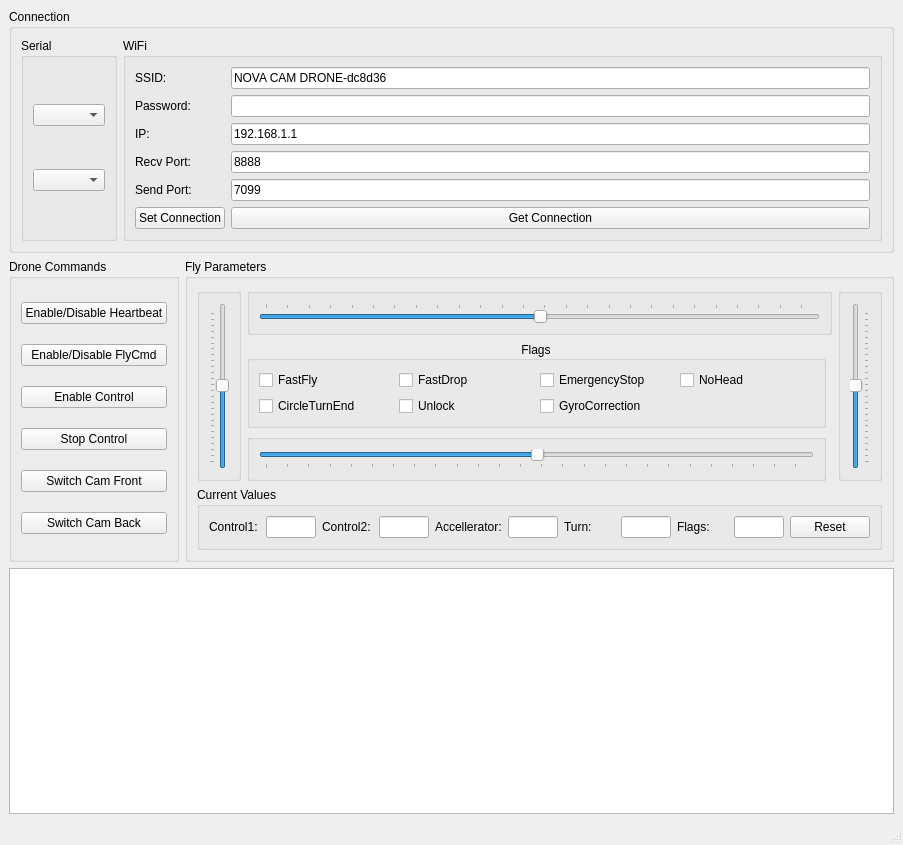
Above: controller/mainwindow.ui from Zorne7/NovaCamDrone before the change. Below: the same form after it.
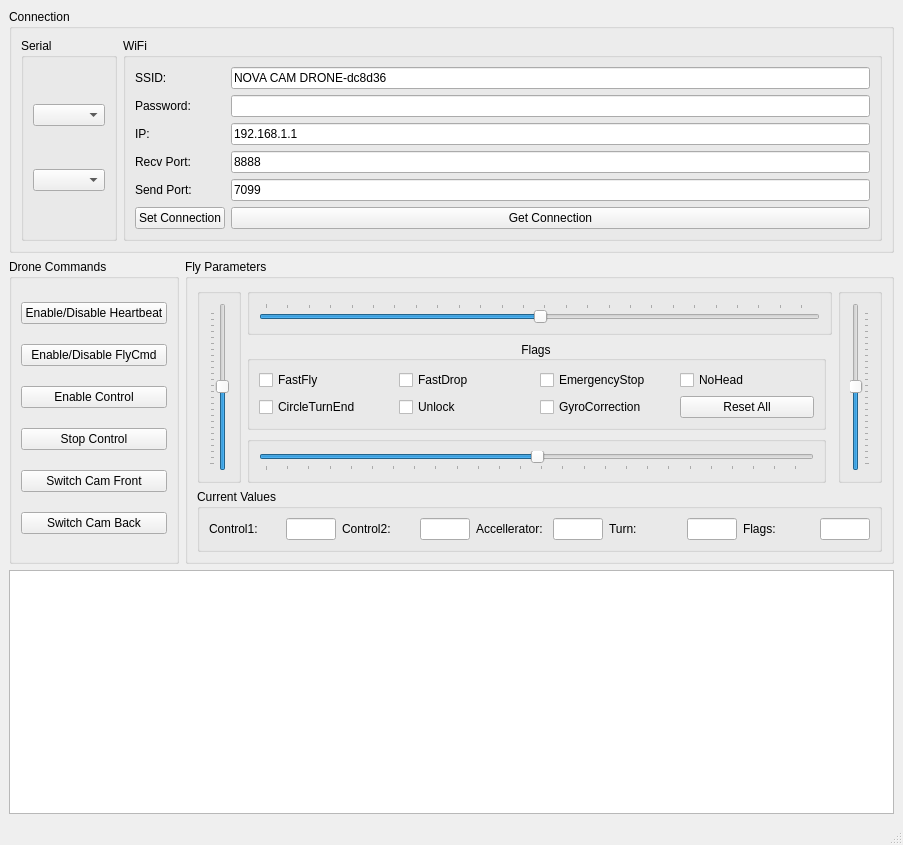
That is the form after the change.

Commit message: fixed calculation of crc

The edit to the form file:
```diff
--- a/controller/mainwindow.ui
+++ b/controller/mainwindow.ui
@@ -275,6 +275,13 @@
             </property>
            </widget>
           </item>
+          <item row="1" column="3">
+           <widget class="QPushButton" name="resetBtn">
+            <property name="text">
+             <string>Reset All</string>
+            </property>
+           </widget>
+          </item>
          </layout>
         </widget>
        </item>
@@ -468,13 +475,6 @@
             </property>
            </widget>
           </item>
-          <item row="0" column="10">
-           <widget class="QPushButton" name="resetBtn">
-            <property name="text">
-             <string>Reset</string>
-            </property>
-           </widget>
-          </item>
          </layout>
         </widget>
        </item>
```
The commit also changes 2 other files.
